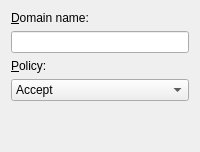
Above: konqueror/settings/kio/policydlg.ui from KDE/konqueror before the change. Below: the same form after it.
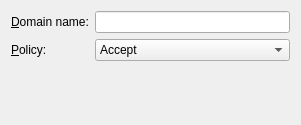
That is the form after the change. Custom widgets are drawn as their Qt base class.

Commit message: * more consistent treewidget behavior: open edit dialog on double click instead of selection * show icons on buttons * QFormLayout++

Diff of the .ui file:
```diff
--- a/konqueror/settings/kio/policydlg.ui
+++ b/konqueror/settings/kio/policydlg.ui
@@ -1,8 +1,16 @@
 <ui version="4.0" >
  <class>PolicyDlgUI</class>
  <widget class="QWidget" name="PolicyDlgUI" >
-  <layout class="QVBoxLayout" >
-   <item>
+  <property name="geometry" >
+   <rect>
+    <x>0</x>
+    <y>0</y>
+    <width>301</width>
+    <height>125</height>
+   </rect>
+  </property>
+  <layout class="QFormLayout" name="formLayout" >
+   <item row="0" column="0" >
     <widget class="QLabel" name="lbDomain" >
      <property name="whatsThis" >
       <string>&lt;qt>
@@ -20,7 +28,7 @@
      </property>
     </widget>
    </item>
-   <item>
+   <item row="0" column="1" >
     <widget class="KLineEdit" name="leDomain" >
      <property name="whatsThis" >
       <string>&lt;qt>
@@ -29,7 +37,7 @@
      </property>
     </widget>
    </item>
-   <item>
+   <item row="1" column="0" >
     <widget class="QLabel" name="lbPolicy" >
      <property name="whatsThis" >
       <string>&lt;qt>
@@ -52,7 +60,7 @@
      </property>
     </widget>
    </item>
-   <item>
+   <item row="1" column="1" >
     <widget class="KComboBox" name="cbPolicy" >
      <property name="whatsThis" >
       <string>&lt;qt>
@@ -81,7 +89,7 @@
      </item>
     </widget>
    </item>
-   <item>
+   <item row="2" column="0" >
     <spacer>
      <property name="orientation" >
       <enum>Qt::Vertical</enum>
```
Left out of the diff: 2 changed lines with no effect on the pictures. The commit also changes 5 other files.
